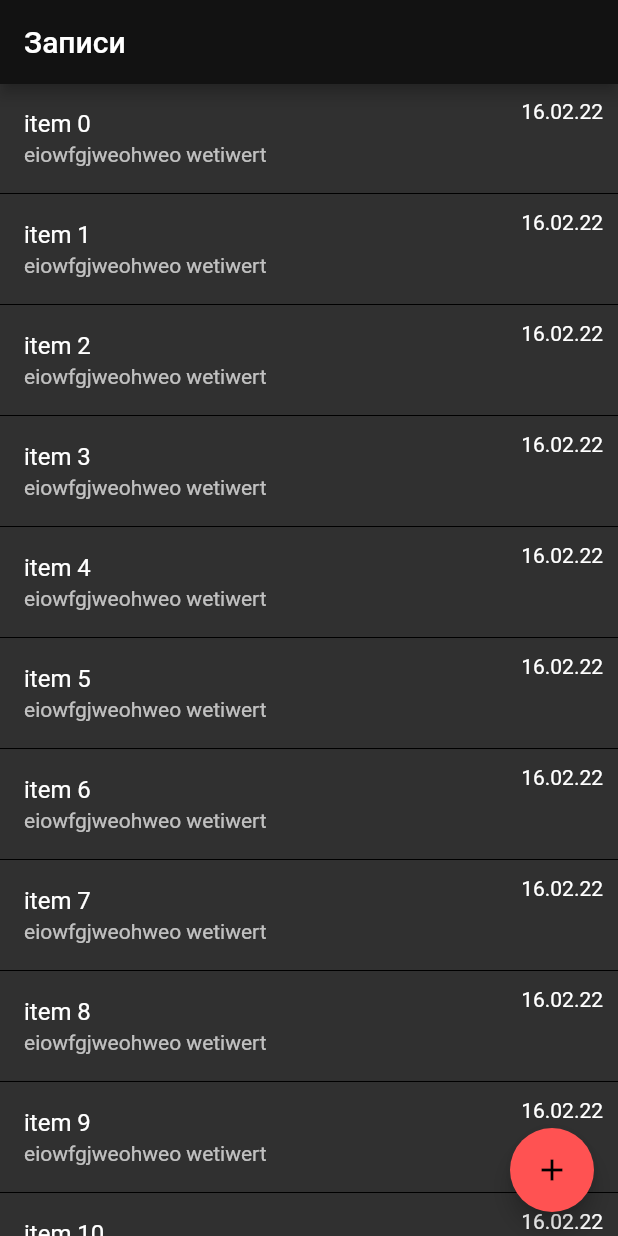
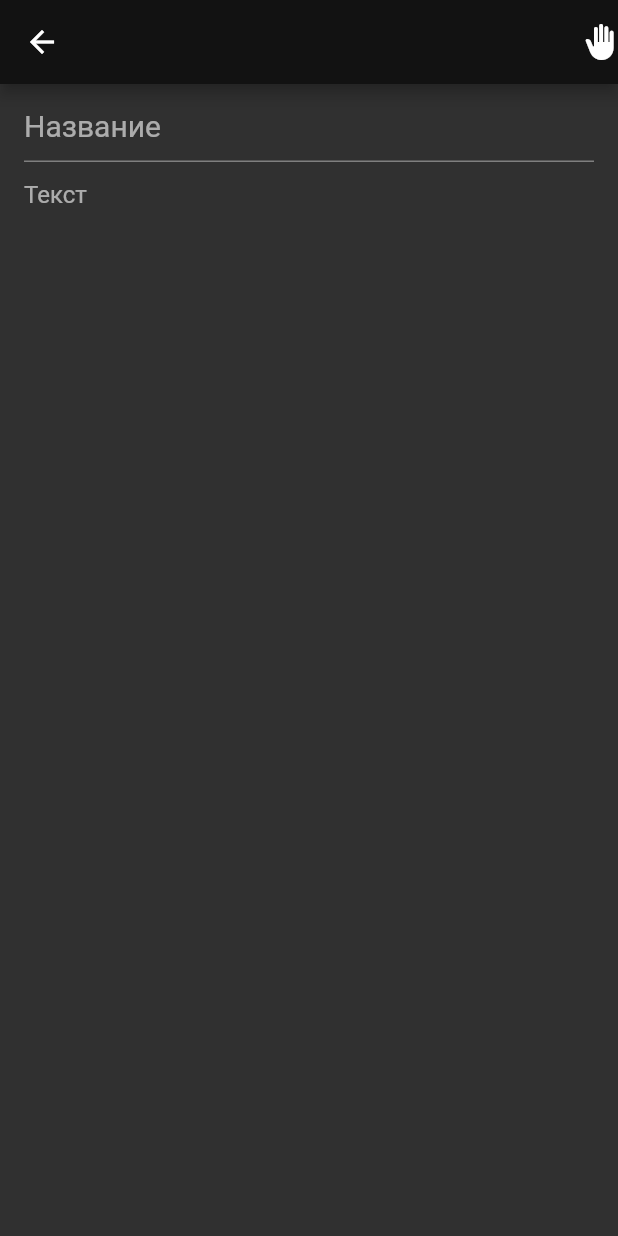
Before and after one commit to fear404-png/fastpad, a Flutter app: the screen it shows after launch, after a tap on the "add" icon, on a phone screen of 412 x 824 dp. Run offline on Flutter 3.47's test engine with Material 2 defaults, Android fonts, the phone set to English and light mode, and no system bars.

Commit message:
Верстка экрана с заполнением записи

```diff
--- a/lib/widgets/app/app.dart
+++ b/lib/widgets/app/app.dart
@@ -1,3 +1,4 @@
+import 'package:fastpad/widgets/notes/note/note.dart';
 import 'package:fastpad/widgets/notes/notes.dart';
 import 'package:flutter/material.dart';
 import 'package:flutter/src/widgets/framework.dart';
@@ -13,7 +14,10 @@ class App extends StatelessWidget {
           secondary: Colors.redAccent,
         ),
       ),
-      routes: {"/notes": (context) => const NotesWidget()},
+      routes: {
+        "/notes": (context) => const NotesWidget(),
+        "/notes/note": (context) => const NoteWidget()
+      },
       initialRoute: "/notes",
     );
   }
--- /dev/null
+++ b/lib/widgets/notes/note/note.dart
@@ -0,0 +1,26 @@
+import 'package:flutter/cupertino.dart';
+import 'package:flutter/material.dart';
+import 'package:flutter/src/widgets/framework.dart';
+
+class NoteWidget extends StatelessWidget {
+  const NoteWidget({super.key});
+
+  @override
+  Widget build(BuildContext context) {
+    return Scaffold(
+      appBar: AppBar(
+        actions: [Icon(Icons.back_hand)],
+      ),
+      body: ListTile(
+        title: TextField(
+          style: TextStyle(fontSize: 20),
+          decoration: InputDecoration(hintText: ("Название")),
+        ),
+        subtitle: TextField(
+          decoration: InputDecoration(hintText: ("Текст")),
+          maxLines: 99999999999,
+        ),
+      ),
+    );
+  }
+}
--- a/lib/widgets/notes/notes.dart
+++ b/lib/widgets/notes/notes.dart
@@ -30,7 +30,9 @@ class NotesWidget extends StatelessWidget {
               ),
           itemCount: 100),
       floatingActionButton: FloatingActionButton(
-        onPressed: () {},
+        onPressed: () {
+          Navigator.pushNamed(context, "/notes/note");
+        },
         child: const Icon(Icons.add),
       ),
     );
```
